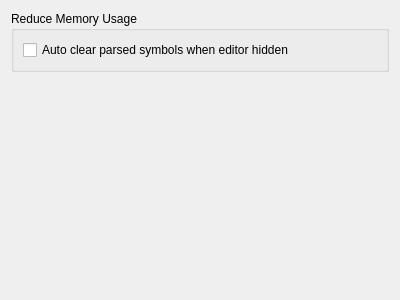
royqh1979/RedPanda-CPP, file RedPandaIDE/settingsdialog/environmentperformancewidget.ui: the form before one commit.
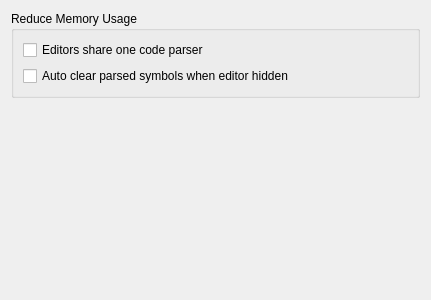
The form after the commit.

Commit message: - enhancement: add "editors share one code parser" in "options" / "editor" / "code completion", to reduce memory usage.         Turned off by default on PCs with memory > 4G; Force turned on PCs with memory < 1G.   - enhancement: add "goto block start"/"goto block end" in "Code" menu

```diff
--- a/RedPandaIDE/settingsdialog/environmentperformancewidget.ui
+++ b/RedPandaIDE/settingsdialog/environmentperformancewidget.ui
@@ -6,7 +6,7 @@
    <rect>
     <x>0</x>
     <y>0</y>
-    <width>400</width>
+    <width>431</width>
     <height>300</height>
    </rect>
   </property>
@@ -20,13 +20,20 @@
       <string>Reduce Memory Usage</string>
      </property>
      <layout class="QGridLayout" name="gridLayout">
-      <item row="0" column="0">
+      <item row="1" column="0">
        <widget class="QCheckBox" name="chkClearWhenEditorHidden">
         <property name="text">
          <string>Auto clear parsed symbols when editor hidden</string>
         </property>
        </widget>
       </item>
+      <item row="0" column="0">
+       <widget class="QCheckBox" name="chkEditorsShareParser">
+        <property name="text">
+         <string>Editors share one code parser</string>
+        </property>
+       </widget>
+      </item>
      </layout>
     </widget>
    </item>
```
The commit also changes 18 other files.
